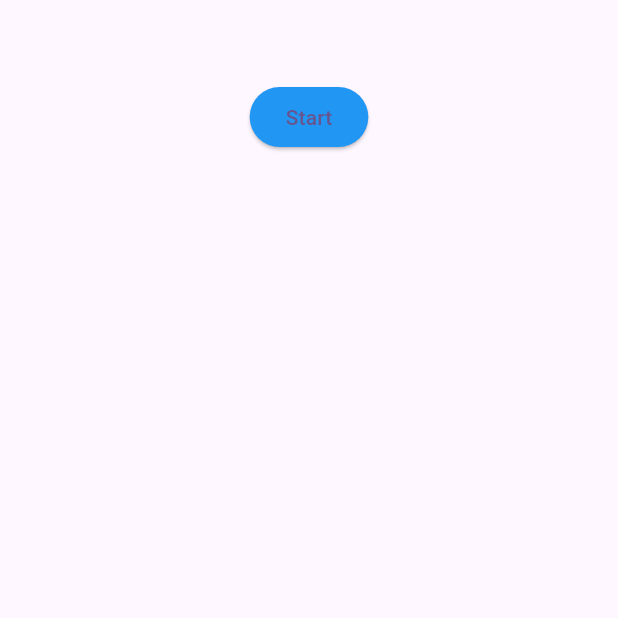
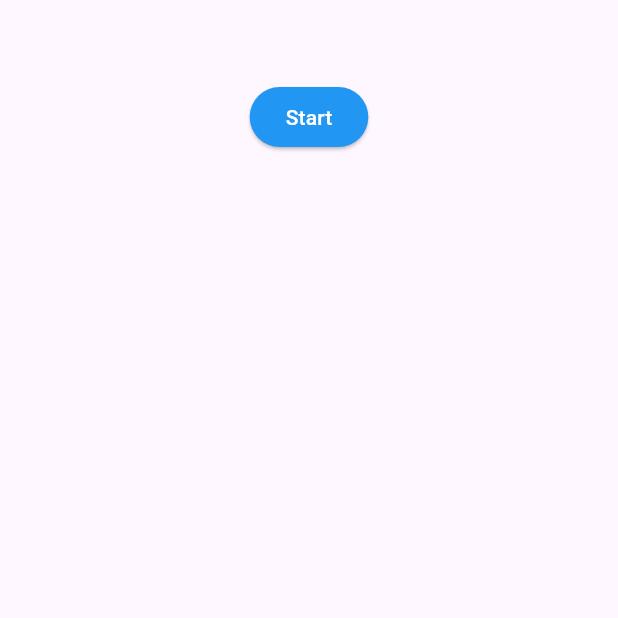
Before and after one commit to finbox-in/bureau-connect-sample-flutter, a Flutter app: the screen it shows after launch, on a phone screen of 412 x 824 dp, the part 543-1161 px from its top. Run offline on Flutter 3.47's test engine with Material 2 defaults, Android fonts, the phone set to English and light mode, and no system bars; missing offline and left inert: finbox_bureau_plugin.

Commit message:
Remove comments Update button text color

```diff
--- a/lib/main.dart
+++ b/lib/main.dart
@@ -70,12 +70,7 @@ class _MyHomePageState extends State<MyHomePage> {
 
     return Scaffold(
       appBar: AppBar(
-        // TRY THIS: Try changing the color here to a specific color (to
-        // Colors.amber, perhaps?) and trigger a hot reload to see the AppBar
-        // change color while the other colors stay the same.
         backgroundColor: Theme.of(context).colorScheme.inversePrimary,
-        // Here we take the value from the MyHomePage object that was created by
-        // the App.build method, and use it to set our appbar title.
         title: Text(widget.title),
       ),
       body: Center(
@@ -85,6 +80,7 @@ class _MyHomePageState extends State<MyHomePage> {
             ElevatedButton(
               style: ButtonStyle(
                 backgroundColor: MaterialStateProperty.all<Color>(Colors.blue),
+                foregroundColor: MaterialStateProperty.all<Color>(Colors.white)
               ),
               onPressed: _startBureauConnect,
               child: Text('Start'),
```
